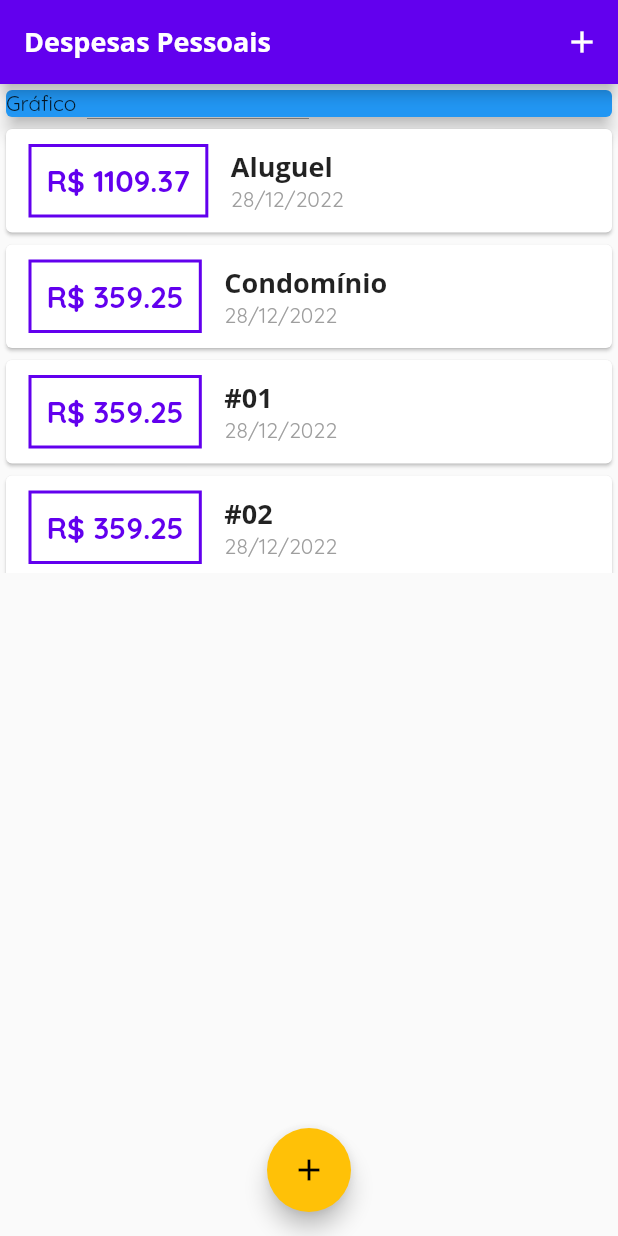
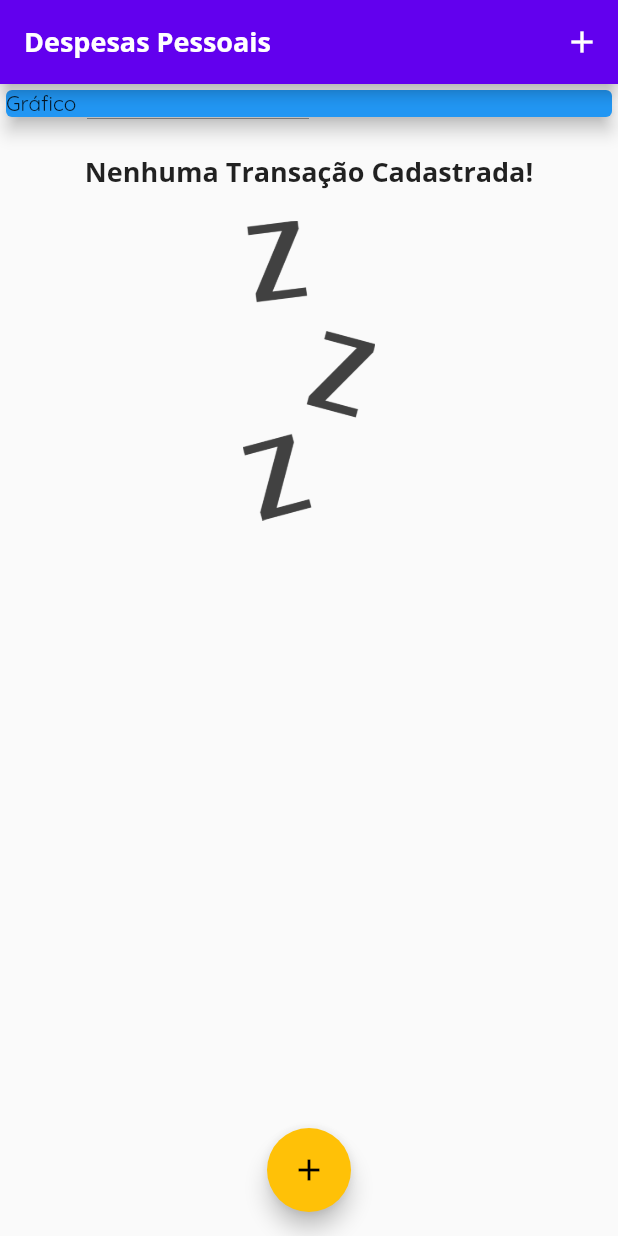
Before and after one commit to teilorbarcelos/personal-expenses-flutter, a Flutter app: the screen it shows after launch, on a phone screen of 412 x 824 dp. Run offline on Flutter 3.47's test engine with Material 2 defaults, Android fonts, the light colour scheme and no system bars.

Commit message:
empty list image added

```diff
--- a/lib/components/transaction_list.dart
+++ b/lib/components/transaction_list.dart
@@ -11,7 +11,29 @@ class TransactionList extends StatelessWidget {
   Widget build(BuildContext context) {
     return Container(
       height: 300,
-      child: ListView.builder(
+      child: transactions.isEmpty
+          ? Column(
+              children: [
+                SizedBox(
+                  height: 20,
+                ),
+                Text(
+                  'Nenhuma Transação Cadastrada!',
+                  style: Theme.of(context).appBarTheme.toolbarTextStyle,
+                ),
+                SizedBox(
+                  height: 20,
+                ),
+                Container(
+                  height: 200,
+                  child: Image.asset(
+                    'assets/images/waiting.png',
+                    fit: BoxFit.cover,
+                  ),
+                )
+              ],
+            )
+          : ListView.builder(
               itemCount: transactions.length,
               itemBuilder: (ctx, index) {
                 final transactionItem = transactions[index];
@@ -19,7 +41,8 @@ class TransactionList extends StatelessWidget {
                   child: Row(
                     children: [
                       Container(
-                  margin: EdgeInsets.symmetric(horizontal: 15, vertical: 10),
+                        margin:
+                            EdgeInsets.symmetric(horizontal: 15, vertical: 10),
                         decoration: BoxDecoration(
                             border: Border.all(
                                 color: Theme.of(context).colorScheme.primary,
@@ -38,14 +61,12 @@ class TransactionList extends StatelessWidget {
                         children: [
                           Text(
                             transactionItem.title,
-                      style: Theme.of(context).appBarTheme.toolbarTextStyle,
-                      // style: TextStyle(
-                      //   fontSize: 16,
-                      //   fontWeight: FontWeight.bold,
-                      // ),
+                            style:
+                                Theme.of(context).appBarTheme.toolbarTextStyle,
                           ),
                           Text(
-                      DateFormat('dd/MM/yyyy').format(transactionItem.date),
+                            DateFormat('dd/MM/yyyy')
+                                .format(transactionItem.date),
                             style: TextStyle(color: Colors.grey),
                           )
                         ],
--- a/lib/main.dart
+++ b/lib/main.dart
@@ -37,22 +37,22 @@ class MyHomePage extends StatefulWidget {
 }
 
 class _MyHomePageState extends State<MyHomePage> {
-  final _transactions = [
-    Transaction(
-        id: 't1', title: 'Aluguel', value: 1109.37, date: DateTime.now()),
-    Transaction(
-        id: 't2', title: 'Condomínio', value: 359.25, date: DateTime.now()),
-    Transaction(id: 't3', title: '#01', value: 359.25, date: DateTime.now()),
-    Transaction(id: 't4', title: '#02', value: 359.25, date: DateTime.now()),
-    Transaction(id: 't5', title: '#03', value: 359.25, date: DateTime.now()),
-    Transaction(id: 't6', title: '#04', value: 359.25, date: DateTime.now()),
-    Transaction(id: 't7', title: '#05', value: 359.25, date: DateTime.now()),
-    Transaction(id: 't8', title: '#06', value: 359.25, date: DateTime.now()),
-    Transaction(id: 't9', title: '#07', value: 359.25, date: DateTime.now()),
-    Transaction(id: 't10', title: '#08', value: 359.25, date: DateTime.now()),
-    Transaction(id: 't11', title: '#09', value: 359.25, date: DateTime.now()),
-    Transaction(id: 't12', title: '#10', value: 359.25, date: DateTime.now()),
-    Transaction(id: 't13', title: '#11', value: 359.25, date: DateTime.now())
+  final List<Transaction> _transactions = [
+    // Transaction(
+    //     id: 't1', title: 'Aluguel', value: 1109.37, date: DateTime.now()),
+    // Transaction(
+    //     id: 't2', title: 'Condomínio', value: 359.25, date: DateTime.now()),
+    // Transaction(id: 't3', title: '#01', value: 359.25, date: DateTime.now()),
+    // Transaction(id: 't4', title: '#02', value: 359.25, date: DateTime.now()),
+    // Transaction(id: 't5', title: '#03', value: 359.25, date: DateTime.now()),
+    // Transaction(id: 't6', title: '#04', value: 359.25, date: DateTime.now()),
+    // Transaction(id: 't7', title: '#05', value: 359.25, date: DateTime.now()),
+    // Transaction(id: 't8', title: '#06', value: 359.25, date: DateTime.now()),
+    // Transaction(id: 't9', title: '#07', value: 359.25, date: DateTime.now()),
+    // Transaction(id: 't10', title: '#08', value: 359.25, date: DateTime.now()),
+    // Transaction(id: 't11', title: '#09', value: 359.25, date: DateTime.now()),
+    // Transaction(id: 't12', title: '#10', value: 359.25, date: DateTime.now()),
+    // Transaction(id: 't13', title: '#11', value: 359.25, date: DateTime.now())
   ];
 
   _addTransaction(String title, double value) {
--- a/pubspec.yaml
+++ b/pubspec.yaml
@@ -61,8 +61,8 @@ flutter:
   uses-material-design: true
 
   # To add assets to your application, add an assets section, like this:
-  # assets:
-  #   - images/a_dot_burr.jpeg
+  assets:
+    - assets/images/waiting.png
   #   - images/a_dot_ham.jpeg
 
   # An image asset can refer to one or more resolution-specific "variants", see
```
Also changed, not shown: assets/images/waiting.png (added). Lines whose indentation alone changed are shown as unchanged.
